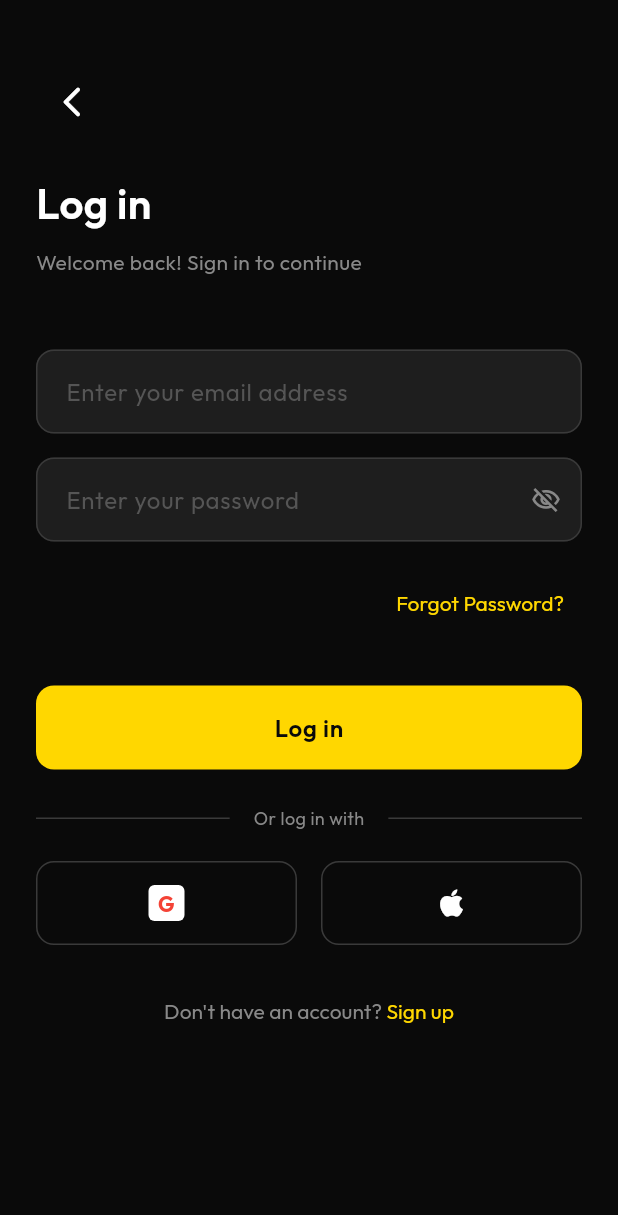
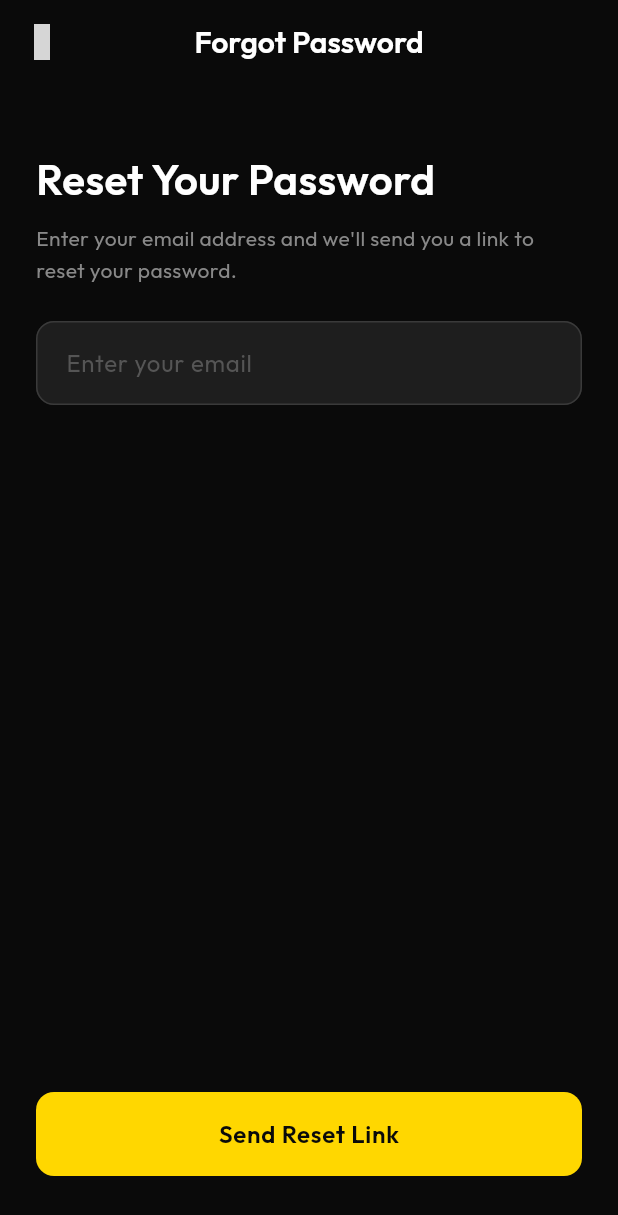
Before and after one commit to bone2020/Claude_qr_wallet, a Flutter app: the LoginScreen screen opened by its route, after a tap on "Forgot Password?", on a phone screen of 412 x 824 dp. Shown: the top 1215 px of the screen. Run offline on Flutter 3.47's test engine with Material 3 defaults, Android fonts, the phone set to English and light mode, and no system bars; drawn by our look-alikes of flutter_animate; our stand-ins replace app_links, cloud_firestore, cloud_functions, firebase_auth, firebase_core, firebase_storage and 13 more; missing offline and left inert: gal, mobile_scanner; accounts and stored records are empty; grey boxes are pictures that could not be loaded.

Commit message:
Implement forgot password flow
- Create ForgotPasswordScreen with email input and success view
- Add /forgot-password route to router
- Update login screen to navigate to forgot password
- Integrate Firebase Auth sendPasswordResetEmail()

```diff
--- /dev/null
+++ b/lib/features/auth/screens/forgot_password_screen.dart
@@ -0,0 +1,213 @@
+import 'package:flutter/material.dart';
+import 'package:flutter_riverpod/flutter_riverpod.dart';
+import 'package:go_router/go_router.dart';
+import 'package:firebase_auth/firebase_auth.dart';
+import 'package:iconsax/iconsax.dart';
+
+import '../../../core/constants/constants.dart';
+import '../widgets/custom_text_field.dart';
+
+class ForgotPasswordScreen extends ConsumerStatefulWidget {
+  const ForgotPasswordScreen({super.key});
+
+  @override
+  ConsumerState<ForgotPasswordScreen> createState() => _ForgotPasswordScreenState();
+}
+
+class _ForgotPasswordScreenState extends ConsumerState<ForgotPasswordScreen> {
+  final _formKey = GlobalKey<FormState>();
+  final _emailController = TextEditingController();
+  bool _isLoading = false;
+  bool _emailSent = false;
+
+  @override
+  void dispose() {
+    _emailController.dispose();
+    super.dispose();
+  }
+
+  Future<void> _sendResetEmail() async {
+    if (!_formKey.currentState!.validate()) return;
+
+    setState(() => _isLoading = true);
+
+    try {
+      await FirebaseAuth.instance.sendPasswordResetEmail(
+        email: _emailController.text.trim(),
+      );
+
+      if (!mounted) return;
+
+      setState(() {
+        _isLoading = false;
+        _emailSent = true;
+      });
+    } on FirebaseAuthException catch (e) {
+      if (!mounted) return;
+      setState(() => _isLoading = false);
+
+      String message = 'Failed to send reset email';
+      if (e.code == 'user-not-found') {
+        message = 'No account found with this email';
+      } else if (e.code == 'invalid-email') {
+        message = 'Invalid email address';
+      }
+
+      ScaffoldMessenger.of(context).showSnackBar(
+        SnackBar(
+          content: Text(message),
+          backgroundColor: AppColors.error,
+        ),
+      );
+    } catch (e) {
+      if (!mounted) return;
+      setState(() => _isLoading = false);
+
+      ScaffoldMessenger.of(context).showSnackBar(
+        SnackBar(
+          content: Text('Error: ${e.toString()}'),
+          backgroundColor: AppColors.error,
+        ),
+      );
+    }
+  }
+
+  @override
+  Widget build(BuildContext context) {
+    return Scaffold(
+      backgroundColor: AppColors.backgroundDark,
+      appBar: AppBar(
+        backgroundColor: AppColors.backgroundDark,
+        leading: IconButton(
+          icon: const Icon(Iconsax.arrow_left, color: AppColors.textPrimaryDark),
+          onPressed: () => context.pop(),
+        ),
+        title: Text('Forgot Password', style: AppTextStyles.headlineMedium()),
+      ),
+      body: SafeArea(
+        child: Padding(
+          padding: const EdgeInsets.all(AppDimensions.screenPaddingH),
+          child: _emailSent ? _buildSuccessView() : _buildFormView(),
+        ),
+      ),
+    );
+  }
+
+  Widget _buildSuccessView() {
+    return Column(
+      mainAxisAlignment: MainAxisAlignment.center,
+      children: [
+        Container(
+          padding: const EdgeInsets.all(24),
+          decoration: BoxDecoration(
+            color: AppColors.success.withOpacity(0.1),
+            shape: BoxShape.circle,
+          ),
+          child: const Icon(
+            Iconsax.tick_circle,
+            color: AppColors.success,
+            size: 64,
+          ),
+        ),
+        const SizedBox(height: AppDimensions.spaceLG),
+        Text(
+          'Email Sent!',
+          style: AppTextStyles.headlineMedium(),
+        ),
+        const SizedBox(height: AppDimensions.spaceSM),
+        Text(
+          'We\'ve sent a password reset link to:\n${_emailController.text.trim()}',
+          style: AppTextStyles.bodyMedium(color: AppColors.textSecondaryDark),
+          textAlign: TextAlign.center,
+        ),
+        const SizedBox(height: AppDimensions.spaceXS),
+        Text(
+          'Please check your email and follow the instructions to reset your password.',
+          style: AppTextStyles.bodySmall(color: AppColors.textSecondaryDark),
+          textAlign: TextAlign.center,
+        ),
+        const SizedBox(height: AppDimensions.spaceXL),
+        SizedBox(
+          width: double.infinity,
+          height: AppDimensions.buttonHeightLG,
+          child: ElevatedButton(
+            onPressed: () => context.go('/login'),
+            child: Text(
+              'Back to Login',
+              style: AppTextStyles.labelLarge(color: AppColors.backgroundDark),
+            ),
+          ),
+        ),
+        const SizedBox(height: AppDimensions.spaceMD),
+        TextButton(
+          onPressed: () {
+            setState(() => _emailSent = false);
+          },
+          child: Text(
+            'Didn\'t receive email? Try again',
+            style: AppTextStyles.bodyMedium(color: AppColors.primary),
+          ),
+        ),
+      ],
+    );
+  }
+
+  Widget _buildFormView() {
+    return Form(
+      key: _formKey,
+      child: Column(
+        crossAxisAlignment: CrossAxisAlignment.start,
+        children: [
+          const SizedBox(height: AppDimensions.spaceLG),
+          Text(
+            'Reset Your Password',
+            style: AppTextStyles.displaySmall(),
+          ),
+          const SizedBox(height: AppDimensions.spaceXS),
+          Text(
+            'Enter your email address and we\'ll send you a link to reset your password.',
+            style: AppTextStyles.bodyMedium(color: AppColors.textSecondaryDark),
+          ),
+          const SizedBox(height: AppDimensions.spaceXL),
+          CustomTextField(
+            controller: _emailController,
+            hintText: 'Enter your email',
+            keyboardType: TextInputType.emailAddress,
+            textInputAction: TextInputAction.done,
+            validator: (value) {
+              if (value == null || value.isEmpty) {
+                return 'Please enter your email';
+              }
+              if (!RegExp(r'^[\w-\.]+@([\w-]+\.)+[\w-]{2,4}$').hasMatch(value)) {
+                return 'Please enter a valid email';
+              }
+              return null;
+            },
+          ),
+          const Spacer(),
+          SizedBox(
+            width: double.infinity,
+            height: AppDimensions.buttonHeightLG,
+            child: ElevatedButton(
+              onPressed: _isLoading ? null : _sendResetEmail,
+              child: _isLoading
+                  ? const SizedBox(
+                      height: 24,
+                      width: 24,
+                      child: CircularProgressIndicator(
+                        color: AppColors.backgroundDark,
+                        strokeWidth: 2,
+                      ),
+                    )
+                  : Text(
+                      'Send Reset Link',
+                      style: AppTextStyles.labelLarge(color: AppColors.backgroundDark),
+                    ),
+            ),
+          ),
+          const SizedBox(height: AppDimensions.spaceMD),
+        ],
+      ),
+    );
+  }
+}
--- a/lib/features/auth/screens/login_screen.dart
+++ b/lib/features/auth/screens/login_screen.dart
@@ -173,7 +173,7 @@ class _LoginScreenState extends ConsumerState<LoginScreen> {
   }
 
   void _handleForgotPassword() {
-    // TODO: Navigate to forgot password screen
+    context.push(AppRoutes.forgotPassword);
   }
 
   @override
```
Also changed, not shown: lib/core/router/app_router.dart (+9 -0 lines).
